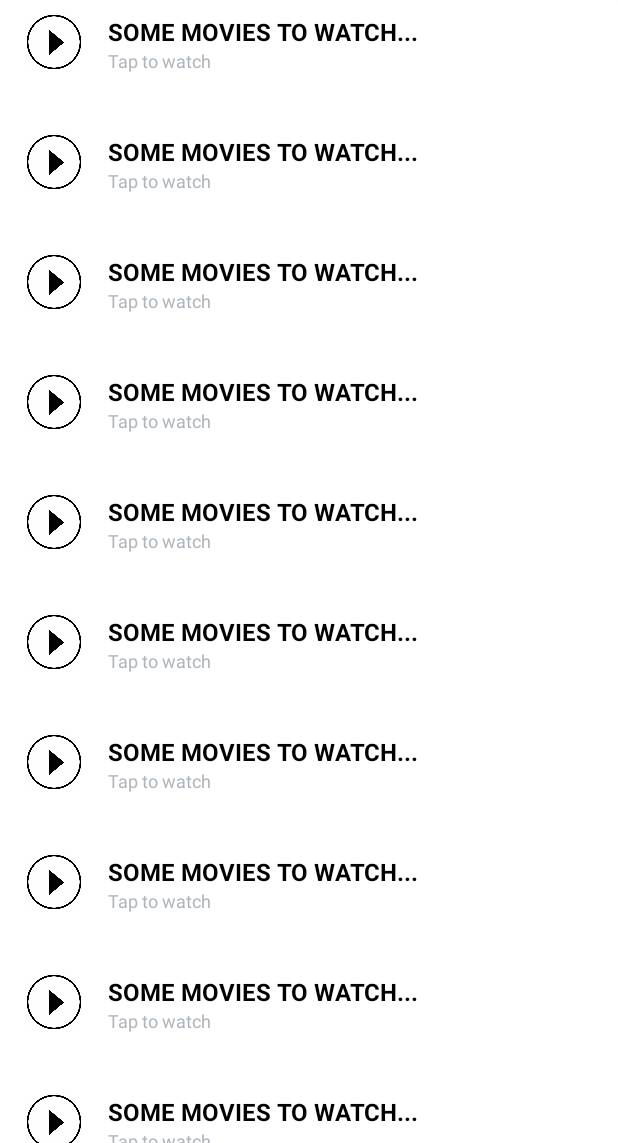
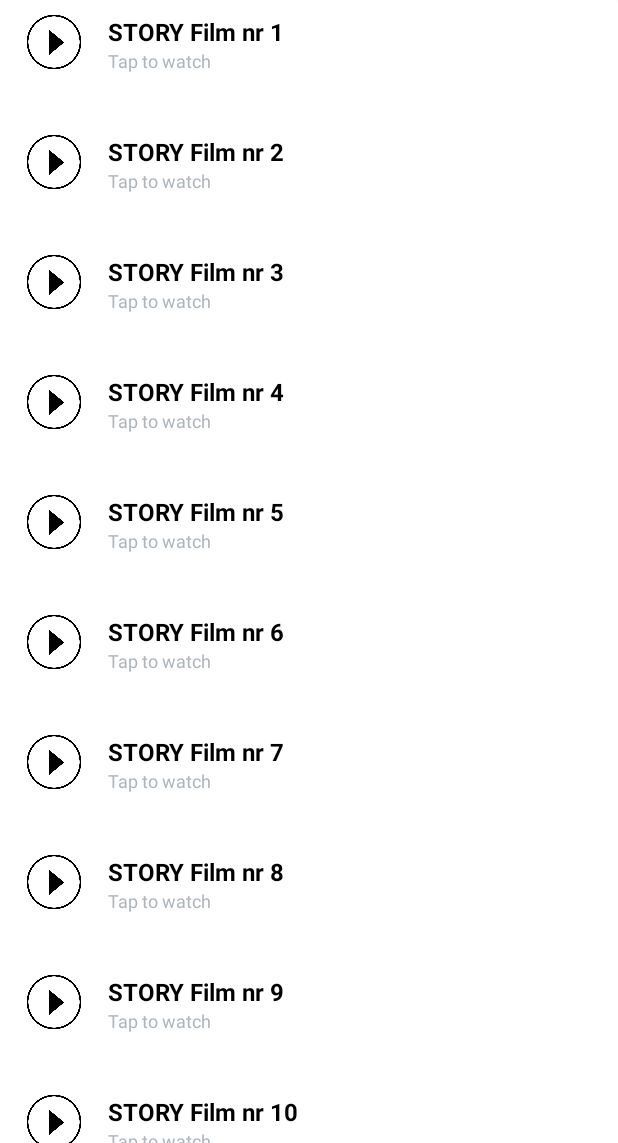
Before and after one commit to michaugit/DesignPatterns, an Android app: the fragment StoryFragment shown on its own in the app's theme, on a phone screen of 412 x 824 dp, the part 93-1236 px from its top. Run offline under Robolectric (Android 15) with nearby library versions, the phone set to English and light mode, and no system bars.

Commit message:
created handlers to play, change visibility and delete videos

```diff
--- a/VideoApp/app/src/main/java/com/videoapp/Adapters/StoryAdapter.java
+++ b/VideoApp/app/src/main/java/com/videoapp/Adapters/StoryAdapter.java
@@ -8,16 +8,23 @@ import android.widget.TextView;
 import androidx.recyclerview.widget.RecyclerView;
 
 import com.videoapp.R;
+import com.videoapp.Video;
+
+import java.util.ArrayList;
 
 
 public class StoryAdapter extends RecyclerView.Adapter<StoryAdapter.ChatViewHolder>{
 
-    private int nbItems;
+    private ArrayList<Video> dataList;
     final private ListItemClickListener mOnClickListener;
 
-    public StoryAdapter(int nbItems, ListItemClickListener clickListener){
-        this.nbItems = nbItems;
+    public StoryAdapter(ArrayList<Video> dataList, ListItemClickListener clickListener){
+        this.dataList = dataList;
         mOnClickListener = clickListener;
+    }
+
+    public Video getVideo(int positionIndex){
+        return dataList.get(positionIndex);
     }
 
     @Override
@@ -29,11 +36,13 @@ public class StoryAdapter extends RecyclerView.Adapter<StoryAdapter.ChatViewHold
 
     @Override
     public void onBindViewHolder(ChatViewHolder holder, int position) {
+        String nameOfVideo = dataList.get(position).name;
+        holder.videoName.setText(nameOfVideo);
     }
 
     @Override
     public int getItemCount() {
-        return nbItems;
+        return dataList.size();
     }
 
     public interface ListItemClickListener {
@@ -42,14 +51,11 @@ public class StoryAdapter extends RecyclerView.Adapter<StoryAdapter.ChatViewHold
 
     public class ChatViewHolder extends RecyclerView.ViewHolder implements View.OnClickListener {
 
-        View typeChat;
-        TextView name;
-        TextView date;
+        TextView videoName;
 
         public ChatViewHolder(View itemView) {
             super(itemView);
-//            name = itemView.findViewById(R.id.snap_name);
-//            date = itemView.findViewById(R.id.snap_date);
+            videoName = itemView.findViewById(R.id.video_name);
             itemView.setOnClickListener(this);
         }
 
--- a/VideoApp/app/src/main/java/com/videoapp/Fragments/StoryFragment.java
+++ b/VideoApp/app/src/main/java/com/videoapp/Fragments/StoryFragment.java
@@ -13,6 +13,9 @@ import android.widget.Toast;
 import com.videoapp.Adapters.StoryAdapter;
 import com.videoapp.Adapters.UserAdapter;
 import com.videoapp.R;
+import com.videoapp.Video;
+
+import java.util.ArrayList;
 
 public class StoryFragment extends Fragment implements StoryAdapter.ListItemClickListener  {
 
@@ -35,7 +38,7 @@ public class StoryFragment extends Fragment implements StoryAdapter.ListItemClic
         recycler.setLayoutManager(layoutManager);
         recycler.setHasFixedSize(true);
 
-        adapter = new StoryAdapter(25, this);
+        adapter = new StoryAdapter(fetchMoviesFromServerSimulator(), this);
         recycler.setAdapter(adapter);
 
         return view;
@@ -43,10 +46,34 @@ public class StoryFragment extends Fragment implements StoryAdapter.ListItemClic
 
     @Override
     public void onListItemClick(int clickedItemIndex) {
+        Video clickedVideo = adapter.getVideo(clickedItemIndex);
+        playVideo(clickedVideo);
+    }
+
+    private void playVideo(Video video){
         if (toast != null) {
             toast.cancel();
         }
-        toast = Toast.makeText(getContext(), Integer.toString(clickedItemIndex), Toast.LENGTH_SHORT);
-        toast.show();
+        String message = "On Click play on " + video.name;
+        Toast.makeText(getContext(), message, Toast.LENGTH_SHORT).show();
+    }
+
+    public ArrayList<Video> fetchMoviesFromServerSimulator(){
+        ArrayList<Video> dataList =  new ArrayList<>();
+        dataList.add(new Video("STORY Film nr 1"));
+        dataList.add(new Video("STORY Film nr 2"));
+        dataList.add(new Video("STORY Film nr 3"));
+        dataList.add(new Video("STORY Film nr 4"));
+        dataList.add(new Video("STORY Film nr 5"));
+        dataList.add(new Video("STORY Film nr 6"));
+        dataList.add(new Video("STORY Film nr 7"));
+        dataList.add(new Video("STORY Film nr 8"));
+        dataList.add(new Video("STORY Film nr 9"));
+        dataList.add(new Video("STORY Film nr 10"));
+        dataList.add(new Video("STORY Film nr 11"));
+        dataList.add(new Video("STORY Film nr 12"));
+        dataList.add(new Video("STORY Film nr 13"));
+
+        return  dataList;
     }
 }
--- /dev/null
+++ b/VideoApp/app/src/main/java/com/videoapp/Video.java
@@ -0,0 +1,13 @@
+package com.videoapp;
+
+public class Video {
+    public String name;
+    public String id;
+    public boolean visible;
+
+    public Video(String nameOfMovie){
+        this.name=nameOfMovie;
+        this.id=nameOfMovie+"_id_";
+        this.visible= true;
+    }
+}
```
Also changed, not shown: VideoApp/app/src/main/java/com/videoapp/Adapters/UserAdapter.java (+42 -19 lines), VideoApp/app/src/main/java/com/videoapp/Fragments/UserFragment.java (+90 -3 lines), VideoApp/app/src/main/res/layout/popup_menu.xml (added, +13 -0 lines).
